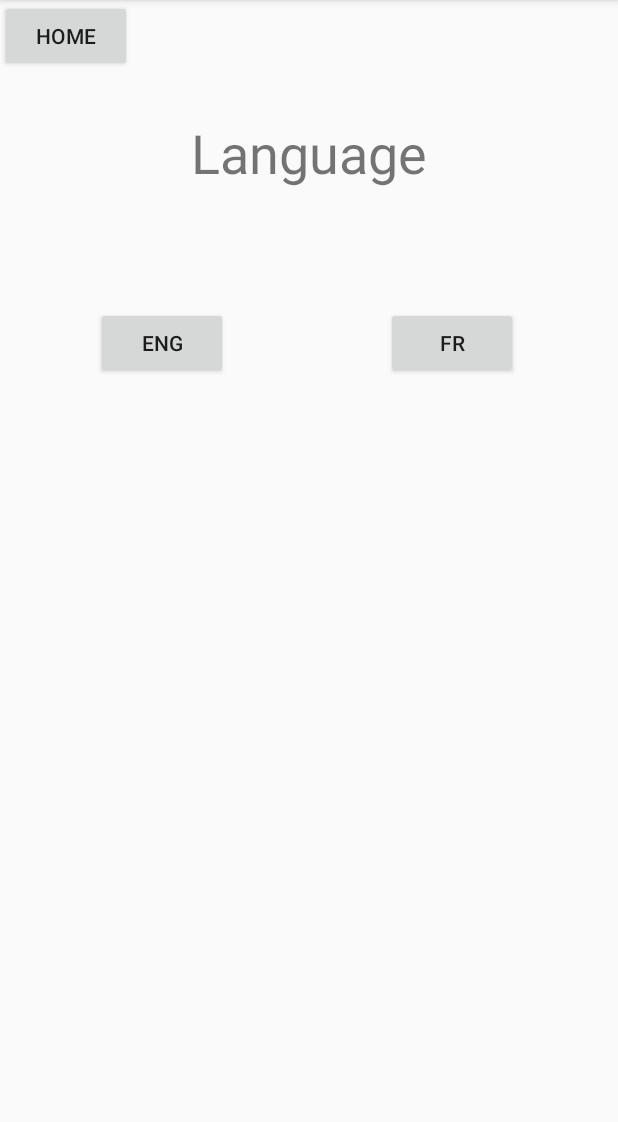
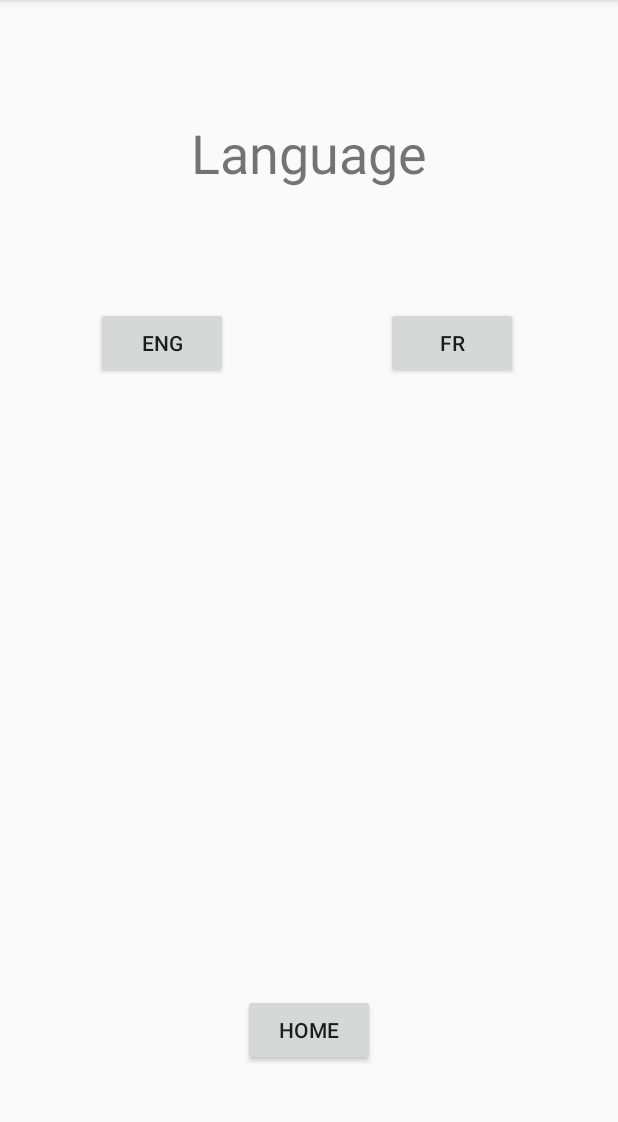
Before and after one commit to vlion72/BakiTheClicker, an Android app: the SettingsActivity screen opened directly, with no data from a screen before it, on a phone screen of 412 x 824 dp, the part 84-1206 px from its top. Run offline under Robolectric (Android 15) with nearby library versions, the phone set to English and light mode, and no system bars; 2 statements that could not run were skipped.

Commit message:
contrainte bouton

```diff
--- a/app/src/main/res/layout/activity_settings.xml
+++ b/app/src/main/res/layout/activity_settings.xml
@@ -59,7 +59,14 @@
         android:id="@+id/button3"
         android:layout_width="wrap_content"
         android:layout_height="wrap_content"
+        android:layout_marginBottom="8dp"
+        android:layout_marginEnd="8dp"
+        android:layout_marginStart="8dp"
+        android:layout_marginTop="8dp"
         android:text="@string/buttHome"
-        tools:layout_editor_absoluteX="147dp"
-        tools:layout_editor_absoluteY="418dp" />
+        app:layout_constraintBottom_toBottomOf="parent"
+        app:layout_constraintEnd_toEndOf="parent"
+        app:layout_constraintStart_toStartOf="parent"
+        app:layout_constraintTop_toTopOf="parent"
+        app:layout_constraintVertical_bias="0.93" />
 </android.support.constraint.ConstraintLayout>
```
